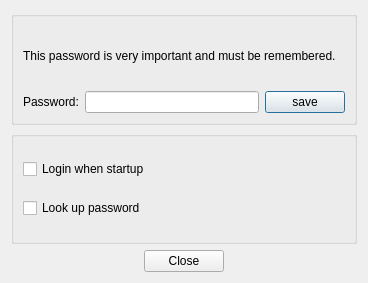
Above: woterm/qwoadmindialog.ui from aoyiduo/woterm before the change. Below: the same form after it.
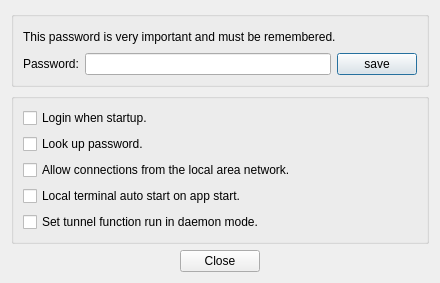
That is the form after the change. Icons and pictures are not drawn.

What changed in the file:
```diff
--- a/woterm/qwoadmindialog.ui
+++ b/woterm/qwoadmindialog.ui
@@ -6,7 +6,7 @@
    <rect>
     <x>0</x>
     <y>0</y>
-    <width>368</width>
+    <width>440</width>
     <height>283</height>
    </rect>
   </property>
@@ -84,14 +84,35 @@
         <item>
          <widget class="QCheckBox" name="chkStartup">
           <property name="text">
-           <string>Login when startup</string>
+           <string>Login when startup.</string>
           </property>
          </widget>
         </item>
         <item>
          <widget class="QCheckBox" name="chkPassword">
           <property name="text">
-           <string>Look up password</string>
+           <string>Look up password.</string>
+          </property>
+         </widget>
+        </item>
+        <item>
+         <widget class="QCheckBox" name="chkTunnelOpen">
+          <property name="text">
+           <string>Allow connections from the local area network.</string>
+          </property>
+         </widget>
+        </item>
+        <item>
+         <widget class="QCheckBox" name="chkInitWindow">
+          <property name="text">
+           <string>Local terminal auto start on app start.</string>
+          </property>
+         </widget>
+        </item>
+        <item>
+         <widget class="QCheckBox" name="chkTunnelDaemon">
+          <property name="text">
+           <string>Set tunnel function run in daemon mode.</string>
           </property>
          </widget>
         </item>
```
Left out of the diff: 6 changed lines with no effect on the pictures.
